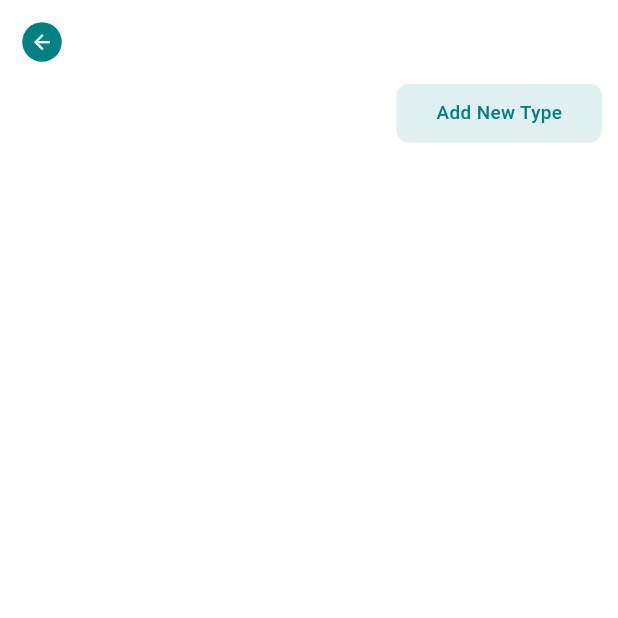
After one commit to Pritom-Shajed/fixify-admin-portal, a Flutter app: the HomePage screen opened by its route, after a tap on "Banners", on a phone screen of 412 x 824 dp, the top half of it. The commit adds this screen. Run offline on Flutter 3.47's test engine with Material 3 defaults, Android fonts, the phone set to English and light mode, and no system bars; our stand-ins replace animated_text_kit, cached_network_image, cloud_firestore, firebase_core, firebase_storage, flutter_custom_clippers and 7 more; accounts and stored records are empty; network calls fail.

Commit message:
banners pages designed

```diff
--- /dev/null
+++ b/lib/pages/home/banners/all_banners_page.dart
@@ -0,0 +1,92 @@
+import 'package:fixify_admin/base/show_custom_toast.dart';
+import 'package:fixify_admin/data/controller/banner_controller.dart';
+import 'package:fixify_admin/data/controller/home_controller.dart';
+import 'package:fixify_admin/utils/app_colors.dart';
+import 'package:fixify_admin/utils/dimensions.dart';
+import 'package:fixify_admin/widgets/bottom_sheet/bottom_sheets.dart';
+import 'package:fixify_admin/widgets/buttons/custom_button2.dart';
+import 'package:fixify_admin/widgets/buttons/custom_icon_button.dart';
+import 'package:fixify_admin/widgets/home/banner_card.dart';
+import 'package:flutter/material.dart';
+import 'package:get/get.dart';
+
+class AllBannersPage extends StatefulWidget {
+  const AllBannersPage({Key? key}) : super(key: key);
+
+  @override
+  State<AllBannersPage> createState() => _AllBannersPageState();
+}
+
+class _AllBannersPageState extends State<AllBannersPage> {
+
+
+  late TextEditingController bannerTypeController;
+
+  @override
+  void initState() {
+    bannerTypeController = TextEditingController();
+    super.initState();
+  }
+
+  @override
+  void dispose() {
+    bannerTypeController.dispose();
+    super.dispose();
+  }
+  @override
+  Widget build(BuildContext context) {
+    return Scaffold(
+      backgroundColor: AppColors.whiteColor,
+      appBar: AppBar(
+        leading:
+        CustomIconButton(icon: Icons.arrow_back, onTap: () => Get.back()),
+        backgroundColor: AppColors.whiteColor,
+      ),
+      body: GetBuilder<BannerController>(builder: (controller){
+        final allBanners = Get
+            .find<HomeController>()
+            .allBanners;
+        return Padding(
+            padding: EdgeInsets.symmetric(horizontal: Dimensions.width10 * 1),
+            child: Column(
+              children: [
+                Align(
+                    alignment: Alignment.topRight,
+                    child: SizedBox(
+                        width: Dimensions.screenWidth / 3,
+                        child: CustomButton2(
+                            text: 'Add New Type',
+                            onTap: () {
+                              BottomSheets.bannerAddType(context,
+                                  textController: bannerTypeController,
+                                  onTapAdd: (){
+                                    if(bannerTypeController.text.isEmpty){
+                                      showCustomToast('Banner type can\'t be empty');
+                                    }else {
+                                      controller.addBannerType(bannerType: bannerTypeController.text.trim());
+                                    }
+
+                                  });
+                            }))),
+                SizedBox(
+                  height: Dimensions.height10,
+                ),
+                Expanded(
+                  child: ListView.separated(
+                      physics: const BouncingScrollPhysics(),
+                      separatorBuilder: (context, index) =>
+                          SizedBox(height: Dimensions.height10,),
+                      itemCount: allBanners.length,
+                      shrinkWrap: true,
+                      itemBuilder: (context, index) {
+                        var data = allBanners[index];
+                        return BannerCard(name: data.bannerType ?? 'null', onTap: (){});
+                      }),
+                ),
+              ],
+            )
+        );
+      }),
+    );
+  }
+}
--- a/lib/pages/home/home_page.dart
+++ b/lib/pages/home/home_page.dart
@@ -5,6 +5,7 @@ import 'package:fixify_admin/data/controller/home_controller.dart';
 import 'package:fixify_admin/routes/route_helper.dart';
 import 'package:fixify_admin/utils/app_colors.dart';
 import 'package:fixify_admin/utils/dimensions.dart';
+import 'package:fixify_admin/widgets/greetings/time_greetings.dart';
 import 'package:fixify_admin/widgets/home/profile_view_short.dart';
 import 'package:fixify_admin/widgets/home/show_info_container.dart';
 import 'package:fixify_admin/widgets/texts/medium_text.dart';
@@ -49,6 +50,7 @@ class _HomePageState extends State<HomePage> {
                                       .adminInfo?.profilePicUrl ??
                                   'https://www.kindpng.com/picc/m/207-2074624_white-gray-circle-avatar-png-transparent-png.png',
                               name: controller.adminInfo?.name ?? 'null',
+                              greetingsText: Greetings.getGreetingsByTime(),
                               onTapSingOut: () =>
                                   Get.find<AuthController>().signOut(),
                             ),
@@ -95,7 +97,7 @@ class _HomePageState extends State<HomePage> {
                                 Expanded(
                                     child: ShowInfoContainer(
                                         onTap: () => Get.toNamed(
-                                            RouteHelper.getAddBannerPage()),
+                                            RouteHelper.getAllBannerPage()),
                                         number: controller.allServices.length
                                             .toString(),
                                         title: 'Banners')),
--- a/lib/routes/route_helper.dart
+++ b/lib/routes/route_helper.dart
@@ -1,5 +1,6 @@
 import 'package:fixify_admin/pages/auth/authentication_page.dart';
 import 'package:fixify_admin/pages/home/banners/add_banner_page.dart';
+import 'package:fixify_admin/pages/home/banners/all_banners_page.dart';
 import 'package:fixify_admin/pages/home/customers/all_customer_page.dart';
 import 'package:fixify_admin/pages/home/customers/customer_details.dart';
 import 'package:fixify_admin/pages/home/services/add_service_page.dart';
@@ -27,6 +28,10 @@ class RouteHelper {
 
   static String getAllServicesPage() => allServicesPage;
 
+  static String allBannerPage = '/all-banner-page';
+  static String getAllBannerPage ()=> allBannerPage;
+
+  //Banner
   static String addBannerPage = '/add-banner-page';
   static String getAddBannerPage ()=> addBannerPage;
 
@@ -51,7 +56,6 @@ class RouteHelper {
 
 
   //Service
-
   static String serviceDetailsPage = '/service-details-page';
 
   static String getServiceDetailsPage(
@@ -78,26 +82,39 @@ class RouteHelper {
   static String getAuthPage() => authPage;
 
   static List<GetPage> routes = [
+
+    //Splash Screen
     GetPage(
         name: splashScreen,
         transition: Transition.cupertino,
         page: () => const SplashScreen()),
+
+    //Home Page
+    GetPage(
+        name: homePage,
+        transition: Transition.cupertino,
+        page: () => const HomePage()),
+
+
+    //Auth
     GetPage(
         name: authPage,
         transition: Transition.cupertino,
         page: () => const AuthPage()),
+
+
+    //Banner
     GetPage(
-        name: homePage,
+        name: allBannerPage,
         transition: Transition.cupertino,
-        page: () => const HomePage()),
+        page: () => const AllBannersPage()),
     GetPage(
         name: addBannerPage,
         transition: Transition.cupertino,
         page: () => const AddBannerPage()),
-    GetPage(
-        name: allServicesPage,
-        transition: Transition.cupertino,
-        page: () => const AllServicesPage()),
+
+
+    //Customer
     GetPage(
         name: allCustomerPage,
         transition: Transition.cupertino,
@@ -127,6 +144,10 @@ class RouteHelper {
 
 
     //Service
+    GetPage(
+        name: allServicesPage,
+        transition: Transition.cupertino,
+        page: () => const AllServicesPage()),
     GetPage(
         name: subServicePage,
         transition: Transition.cupertino,
--- /dev/null
+++ b/lib/widgets/greetings/time_greetings.dart
@@ -0,0 +1,19 @@
+class Greetings {
+
+  static String getGreetingsByTime (){
+    var hour = DateTime.now().hour;
+    if (hour <= 12) {
+      return 'Good Morning';
+    } else if ((hour > 12) && (hour <= 16)) {
+      return 'Good Afternoon';
+    } else if ((hour > 16) && (hour < 20)) {
+      return 'Good Evening';
+    } else {
+      return 'Good Night';
+    }
+  }
+
+
+
+
+}
--- a/lib/widgets/home/profile_view_short.dart
+++ b/lib/widgets/home/profile_view_short.dart
@@ -9,11 +9,13 @@ import 'package:flutter/material.dart';
 class ProfileViewShort extends StatelessWidget {
   final String profilePicUrl;
   final String name;
+  final String greetingsText;
   final VoidCallback onTapSingOut;
 
   const ProfileViewShort({
     Key? key,
     required this.profilePicUrl,
+    required this.greetingsText,
     required this.name, required this.onTapSingOut,
   }) : super(key: key);
 
@@ -58,8 +60,8 @@ class ProfileViewShort extends StatelessWidget {
                 SizedBox(
                   height: Dimensions.height5,
                 ),
-                const SmallText(
-                  text: 'Good Morning...',
+                 SmallText(
+                  text: greetingsText,
                 ),
               ],
             ),
```
Also changed, not shown: lib/data/controller/banner_controller.dart (+32 -55 lines), lib/pages/home/banners/add_banner_page.dart (+45 -12 lines), lib/pages/home/banners/banner_details_page.dart (added, +10 -0 lines), lib/widgets/app_bar/app_bar.dart (added, +25 -0 lines), lib/widgets/bottom_sheet/bottom_sheets.dart (added, +56 -0 lines), lib/widgets/home/banner_card.dart (added, +71 -0 lines), lib/widgets/text_fields/custom_text_field.dart (+6 -2 lines).
